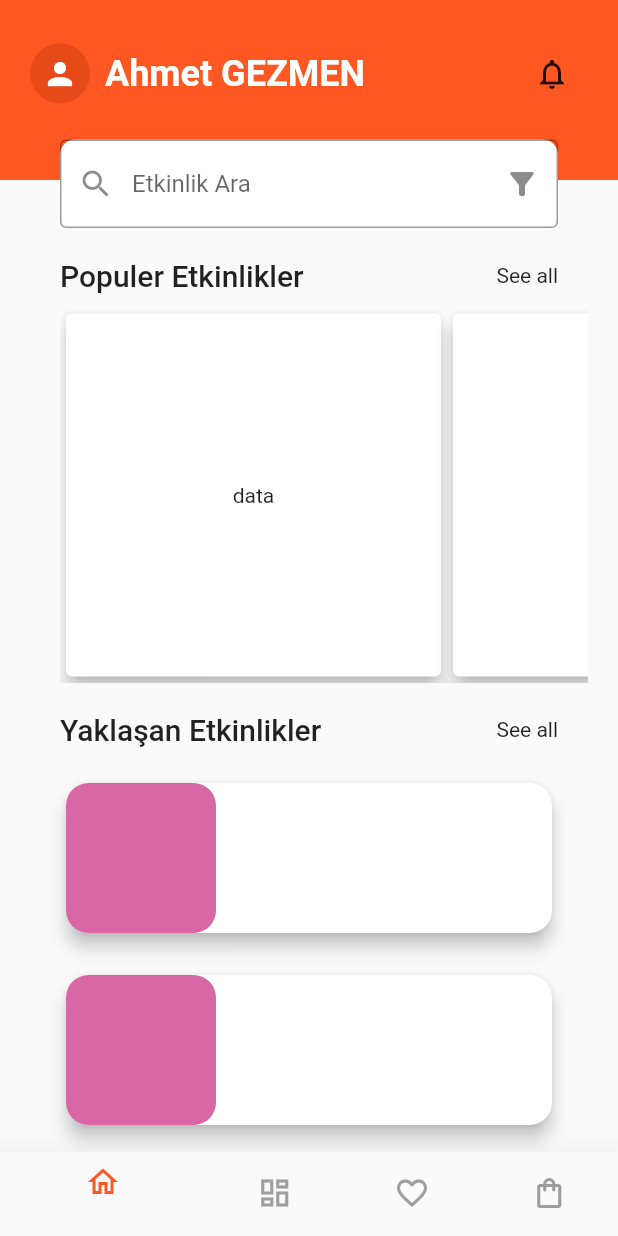
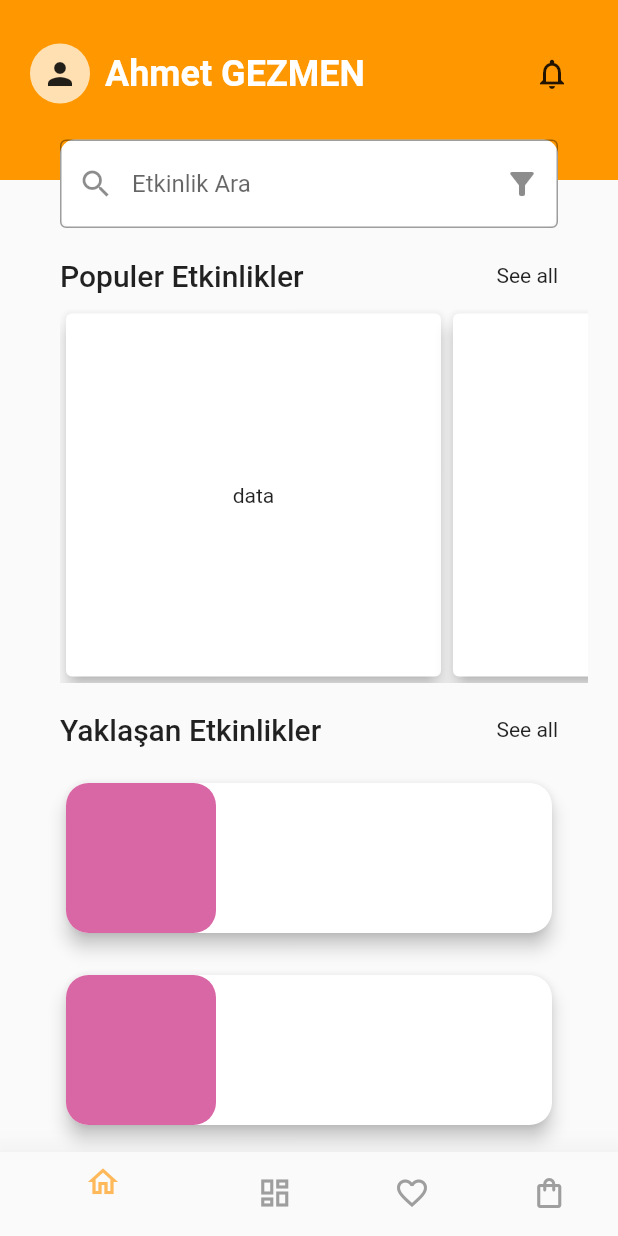
Before and after one commit to ahmetgezmen/calvesia, a Flutter app: the screen it shows after launch, on a phone screen of 412 x 824 dp. Run offline on Flutter 3.47's test engine with Material 2 defaults, Android fonts, the light colour scheme and no system bars; our stand-ins replace firebase_auth, firebase_core; accounts and stored records are empty.

Commit message:
Color palet eklendi

```diff
--- a/lib/config/thema.dart
+++ b/lib/config/thema.dart
@@ -1,19 +1,16 @@
+import 'package:calvesia/Utils/Style/ColorPalette.dart';
 import 'package:flutter/material.dart';
 
 BASEThemeData() {
   return ThemeData(
     textTheme: const TextTheme(
-      headlineSmall: TextStyle(
-        color: Colors.white,
-        fontWeight: FontWeight.w700
-
-      ),
+      headlineSmall:
+          TextStyle(color: Colors.white, fontWeight: FontWeight.w700),
     ),
-    primarySwatch: Colors.deepOrange,
+    primarySwatch: Colors.orange,
     bottomNavigationBarTheme: const BottomNavigationBarThemeData(
         elevation: 20,
-        selectedItemColor: Colors.deepOrange,
-        unselectedItemColor: Colors.grey
-    ),
+        selectedItemColor: BaseColorPalet.main,
+        unselectedItemColor: Colors.grey),
   );
 }
```
Also changed, not shown: lib/Utils/Style/ColorPalette.dart (added, +18 -0 lines).
